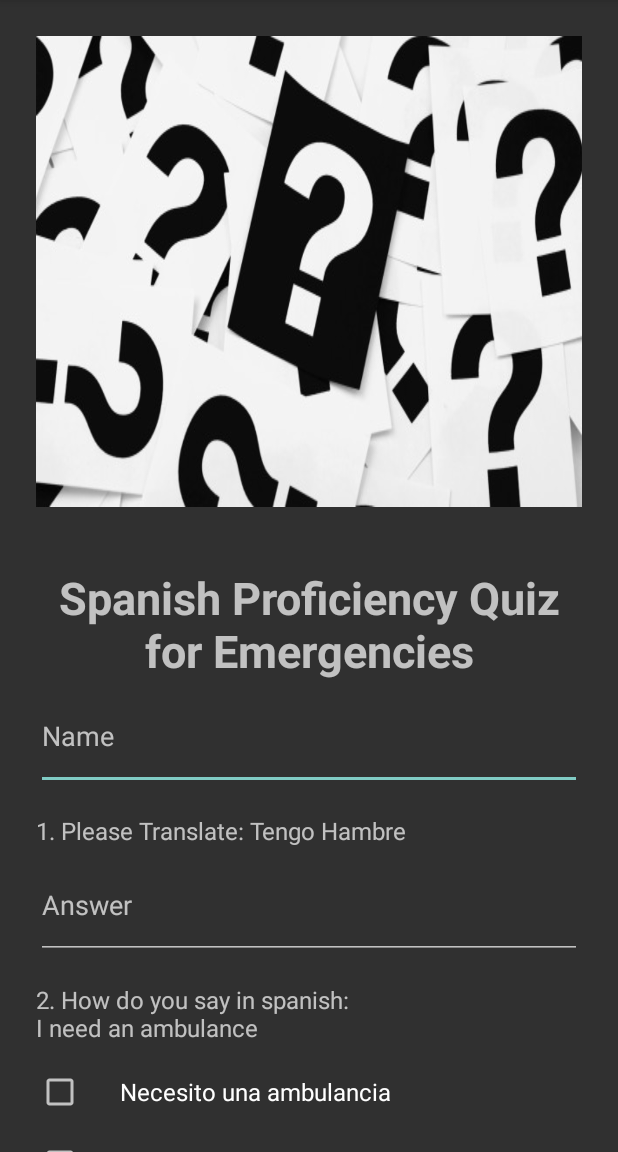
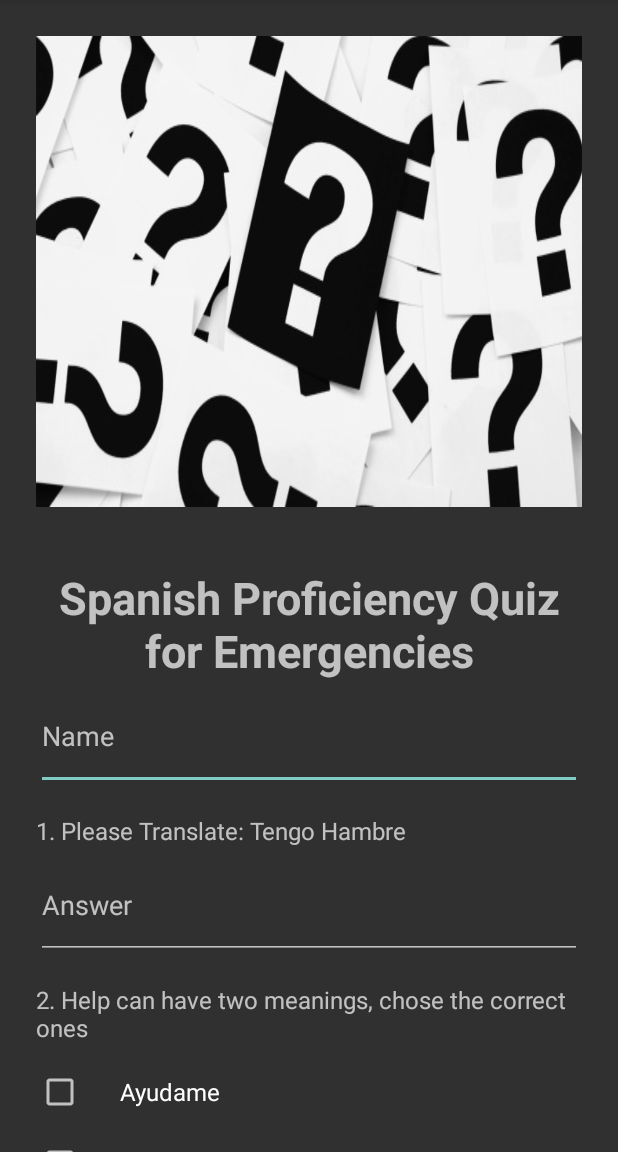
Before and after one commit to jocarog/HablaSpanish_Final, an Android app: the screen it shows after launch (MainActivity), on a phone screen of 412 x 824 dp, the part 84-1236 px from its top. Run offline under Robolectric (Android 15) with nearby library versions, the phone set to English and light mode, and no system bars.

Commit message:
cleaned code and reformatted it per review

```diff
--- a/app/src/main/java/com/example/android/hablaspanish/MainActivity.java
+++ b/app/src/main/java/com/example/android/hablaspanish/MainActivity.java
@@ -3,18 +3,14 @@ package com.example.android.hablaspanish;
 import android.content.Context;
 import android.content.Intent;
 import android.net.Uri;
+import android.os.Bundle;
 import android.support.v7.app.AppCompatActivity;
-import android.os.Bundle;
 import android.view.Gravity;
 import android.view.View;
 import android.widget.CheckBox;
 import android.widget.EditText;
 import android.widget.RadioButton;
 import android.widget.Toast;
-
-import java.net.URI;
-import java.net.URISyntaxException;
-import java.net.URL;
 
 @SuppressWarnings("ALL")
 public class MainActivity extends AppCompatActivity {
@@ -52,7 +48,7 @@ public class MainActivity extends AppCompatActivity {
 
         // Checkbox 1 is the correct answer.
         // The logic here checks for answers 1 to be checked and all others to be unchecked.
-        return answer_2_1.isChecked() && !answer_2_2.isChecked() && !answer_2_3.isChecked();
+        return answer_2_1.isChecked() && !answer_2_2.isChecked() && answer_2_3.isChecked();
     }
 
 
--- a/app/src/main/res/layout/activity_main.xml
+++ b/app/src/main/res/layout/activity_main.xml
@@ -6,227 +6,240 @@ android:layout_width="match_parent"
     android:layout_height="match_parent"
     tools:context=".MainActivity">
 
-<LinearLayout android:layout_width="match_parent"
-android:layout_height="match_parent"
+    <LinearLayout xmlns:android="http://schemas.android.com/apk/res/android"
+        android:layout_width="match_parent"
+        android:layout_height="wrap_content"
         android:orientation="vertical"
         android:paddingBottom="24dp"
-android:paddingTop="24dp"
         android:paddingLeft="24dp"
         android:paddingRight="24dp"
-xmlns:android="http://schemas.android.com/apk/res/android">
+        android:paddingTop="24dp">
 
         <ImageView
-        android:orientation="vertical"
-        android:scaleType="centerCrop"
             android:layout_width="wrap_content"
             android:layout_height="match_parent"
-        android:background="@drawable/question_mark" />
+            android:background="@drawable/question_mark"
+            android:orientation="vertical"
+            android:scaleType="centerCrop" />
 
         <TextView
             android:layout_width="wrap_content"
             android:layout_height="wrap_content"
+            android:layout_marginTop="40dp"
             android:text="Spanish Proficiency Quiz for Emergencies"
-android:textStyle="bold"
+            android:textAlignment="center"
             android:textSize="30sp"
-android:textAlignment="center"
-android:layout_marginTop="40dp"/>
+            android:textStyle="bold" />
 
         <EditText
             android:id="@+id/name_field"
+            android:layout_width="match_parent"
             android:layout_height="wrap_content"
-android:layout_width="match_parent"
+            android:hint="Name"
             android:inputType="textCapWords"
-android:hint="Name"
             android:paddingBottom="24dp"
-android:paddingTop="24dp"/>
+            android:paddingTop="24dp" />
 
         <TextView
             android:layout_width="wrap_content"
             android:layout_height="wrap_content"
-android:text="1. Please Translate: Tengo Hambre"
+            android:paddingBottom="16dp"
             android:paddingTop="16dp"
-android:paddingBottom="16dp"
-android:textSize="16sp"/>
+            android:text="@string/say_1"
+            android:textSize="16sp" />
 
         <EditText
             android:id="@+id/translated_answer_1"
+            android:layout_width="match_parent"
             android:layout_height="wrap_content"
-android:layout_width="match_parent"
+            android:hint="Answer"
             android:inputType="textCapSentences"
-android:hint="Answer"
-android:paddingBottom="24dp"/>
+            android:paddingBottom="24dp" />
 
         <TextView
             android:id="@+id/question_2"
             android:layout_width="wrap_content"
             android:layout_height="wrap_content"
-android:text="2. How do you say in spanish: \nI need an ambulance"
+            android:paddingBottom="16dp"
             android:paddingTop="16dp"
-android:paddingBottom="16dp"
-android:textSize="16sp"/>
+            android:text="@string/say_2"
+            android:textSize="16sp" />
+
         <CheckBox
             android:id="@+id/answer_2_1"
             android:layout_width="wrap_content"
             android:layout_height="wrap_content"
-android:text="Necesito una ambulancia"
+            android:layout_marginBottom="16dp"
+            android:paddingLeft="24dp"
+            android:text="@string/answer_2_1"
             android:textAppearance="?android:textAppearanceMedium"
-android:textSize="16sp"
-android:layout_marginBottom="16dp"
-android:paddingLeft="24dp"/>
+            android:textSize="16sp" />
+
         <CheckBox
             android:id="@+id/answer_2_2"
             android:layout_width="wrap_content"
             android:layout_height="wrap_content"
-android:text="Necesito un coche"
+            android:layout_marginBottom="16dp"
+            android:paddingLeft="24dp"
+            android:text="@string/answer_2_2"
             android:textAppearance="?android:textAppearanceMedium"
-android:textSize="16sp"
-android:layout_marginBottom="16dp"
-android:paddingLeft="24dp"/>
+            android:textSize="16sp" />
+
         <CheckBox
             android:id="@+id/answer_2_3"
             android:layout_width="wrap_content"
             android:layout_height="wrap_content"
-android:text="Necesito una patrulla"
+            android:layout_marginBottom="16dp"
+            android:paddingLeft="24dp"
+            android:text="@string/answer_2_3"
             android:textAppearance="?android:textAppearanceMedium"
-android:textSize="16sp"
-android:layout_marginBottom="16dp"
-android:paddingLeft="24dp"/>
+            android:textSize="16sp" />
 
         <TextView
             android:id="@+id/question_3"
             android:layout_width="wrap_content"
             android:layout_height="wrap_content"
+            android:paddingBottom="16dp"
+            android:paddingTop="16dp"
             android:text="3. Mi nombre es... Means?"
-android:paddingTop="16dp"
-android:paddingBottom="16dp"
-android:textSize="16sp"/>
+            android:textSize="16sp" />
 
         <RadioGroup xmlns:android="http://schemas.android.com/apk/res/android"
+            android:id="@+id/radio_group_1"
             android:layout_width="fill_parent"
             android:layout_height="wrap_content"
-android:orientation="vertical"
-android:id="@+id/radio_group_1">
+            android:orientation="vertical">
+
             <RadioButton
                 android:id="@+id/answer_3_1"
                 android:layout_width="wrap_content"
                 android:layout_height="wrap_content"
-    android:text="That's his name..."
                 android:checked="false"
+                android:paddingBottom="16dp"
                 android:paddingTop="16dp"
-    android:paddingBottom="16dp"/>
+                android:text="That's his name..." />
+
             <RadioButton
                 android:id="@+id/answer_3_2"
                 android:layout_width="wrap_content"
                 android:layout_height="wrap_content"
-    android:text="My name is"
                 android:checked="false"
+                android:paddingBottom="16dp"
                 android:paddingTop="16dp"
-    android:paddingBottom="16dp"/>
+                android:text="My name is" />
+
             <RadioButton
                 android:id="@+id/answer_3_3"
                 android:layout_width="wrap_content"
                 android:layout_height="wrap_content"
-    android:text="Your name is?"
                 android:checked="false"
+                android:paddingBottom="16dp"
                 android:paddingTop="16dp"
-    android:paddingBottom="16dp"/>
+                android:text="Your name is?" />
 
         </RadioGroup>
+
         <TextView
             android:id="@+id/question_4"
             android:layout_width="wrap_content"
             android:layout_height="wrap_content"
+            android:paddingBottom="16dp"
+            android:paddingTop="16dp"
             android:text="4. Translate: Necesito Ayuda"
-android:paddingTop="16dp"
-android:paddingBottom="16dp"
-android:textSize="16sp"/>
+            android:textSize="16sp" />
+
         <EditText
             android:id="@+id/translated_answer_2"
+            android:layout_width="match_parent"
             android:layout_height="wrap_content"
-android:layout_width="match_parent"
+            android:hint="Answer"
             android:inputType="textCapSentences"
-android:hint="Answer"
-android:paddingBottom="24dp"/>
+            android:paddingBottom="24dp" />
+
         <TextView
             android:id="@+id/question_5"
             android:layout_width="wrap_content"
             android:layout_height="wrap_content"
+            android:paddingBottom="16dp"
+            android:paddingTop="16dp"
             android:text="5. Please Translate: Estoy perdido."
-        android:paddingTop="16dp"
-        android:paddingBottom="16dp"
-        android:textSize="16sp"/>
+            android:textSize="16sp" />
 
         <EditText
             android:id="@+id/translated_answer_3"
+            android:layout_width="match_parent"
             android:layout_height="wrap_content"
-        android:layout_width="match_parent"
+            android:hint="Answer"
             android:inputType="textCapSentences"
-        android:hint="Answer"
-        android:paddingBottom="24dp"/>
+            android:paddingBottom="24dp" />
 
         <TextView
             android:id="@+id/question_6"
             android:layout_width="wrap_content"
             android:layout_height="wrap_content"
+            android:paddingBottom="16dp"
+            android:paddingTop="16dp"
             android:text="6. Scenario: You go to Cancun on vacation \nafter leaving the club the cops stop you \nand your friends, How do you say in spanish: \ncan I call my lawyer?"
-        android:paddingTop="16dp"
-        android:paddingBottom="16dp"
-        android:textSize="16sp"/>
+            android:textSize="16sp" />
+
         <CheckBox
             android:id="@+id/answer_6_3"
             android:layout_width="wrap_content"
             android:layout_height="wrap_content"
-        android:text="Puedo llamar a mi abogado?"
+            android:layout_marginBottom="16dp"
+            android:paddingLeft="24dp"
+            android:text="@string/answer_6_3"
             android:textAppearance="?android:textAppearanceMedium"
-        android:textSize="16sp"
-        android:layout_marginBottom="16dp"
-        android:paddingLeft="24dp"/>
+            android:textSize="16sp" />
+
         <CheckBox
             android:id="@+id/answer_6_2"
             android:layout_width="wrap_content"
             android:layout_height="wrap_content"
-        android:text="Puedo llamar"
+            android:layout_marginBottom="16dp"
+            android:paddingLeft="24dp"
+            android:text="@string/answer_6_2"
             android:textAppearance="?android:textAppearanceMedium"
-        android:textSize="16sp"
-        android:layout_marginBottom="16dp"
-        android:paddingLeft="24dp"/>
+            android:textSize="16sp" />
+
         <CheckBox
             android:id="@+id/answer_6_1"
             android:layout_width="wrap_content"
             android:layout_height="wrap_content"
-        android:text="Puedo nombrar a alguien"
+            android:layout_marginBottom="16dp"
+            android:paddingLeft="24dp"
+            android:text="@string/answer_6_1"
             android:textAppearance="?android:textAppearanceMedium"
-        android:textSize="16sp"
-        android:layout_marginBottom="16dp"
-        android:paddingLeft="24dp"/>
+            android:textSize="16sp" />
 
         <RelativeLayout
             android:layout_width="match_parent"
             android:layout_height="match_parent">
+
             <Button
                 android:layout_width="wrap_content"
                 android:layout_height="wrap_content"
-        android:text="Submit"
+                android:layout_alignParentBottom="true"
+                android:layout_alignParentLeft="true"
+                android:layout_centerHorizontal="true"
                 android:layout_marginTop="16dp"
                 android:onClick="submit"
-        android:layout_alignParentBottom="true"
-        android:layout_centerHorizontal="true"
-         android:layout_alignParentLeft="true"/>
+                android:text="Submit" />
 
 
             <Button
+                android:id="@+id/button_go"
+                android:layout_width="wrap_content"
                 android:layout_height="wrap_content"
                 android:layout_alignParentRight="true"
                 android:layout_centerHorizontal="true"
+                android:layout_marginTop="16dp"
+                android:autoLink="web"
                 android:clickable="true"
-        android:autoLink="web"
                 android:cursorVisible="true"
-        android:layout_width="wrap_content"
-        android:id="@+id/button_go"
-        android:text="Feeling Lucky?"
                 android:linksClickable="true"
                 android:onClick="goToGo"
-        android:layout_marginTop="16dp"/>
+                android:text="Feeling Lucky?" />
 
 
         </RelativeLayout>
--- a/app/src/main/res/values/strings.xml
+++ b/app/src/main/res/values/strings.xml
@@ -1,3 +1,11 @@
 <resources>
     <string name="app_name">Habla Spanish</string>
+    <string name="say_2">2. "Help" can have two meanings, chose the correct ones</string>
+    <string name="say_1">1. Please Translate: Tengo Hambre</string>
+    <string name="answer_2_1">Ayudame</string>
+    <string name="answer_2_2">Auxilio</string>
+    <string name="answer_2_3">Ayuda</string>
+    <string name="answer_6_3">Puedo llamar a mi abogado?</string>
+    <string name="answer_6_2">Puedo llamar</string>
+    <string name="answer_6_1">Puedo nombrar a alguien</string>
 </resources>
--- a/build.gradle
+++ b/build.gradle
@@ -7,7 +7,7 @@ buildscript {
         jcenter()
     }
     dependencies {
-        classpath 'com.android.tools.build:gradle:3.1.1'
+        classpath 'com.android.tools.build:gradle:3.1.2'
 
 
         // NOTE: Do not place your application dependencies here; they belong
```
Lines whose indentation alone changed are shown as unchanged.
